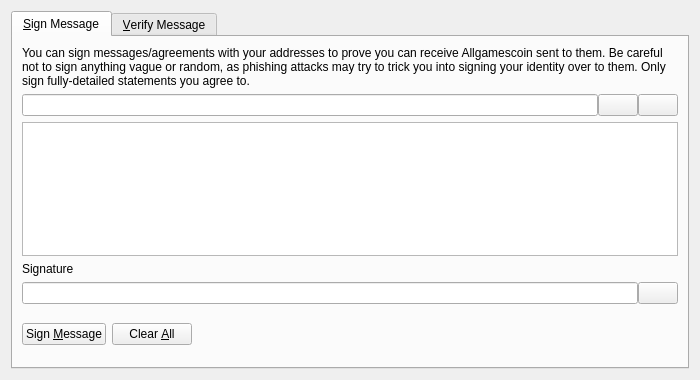
NaAlSi3O8/dash, file src/qt/forms/signverifymessagedialog.ui: the form before one commit.
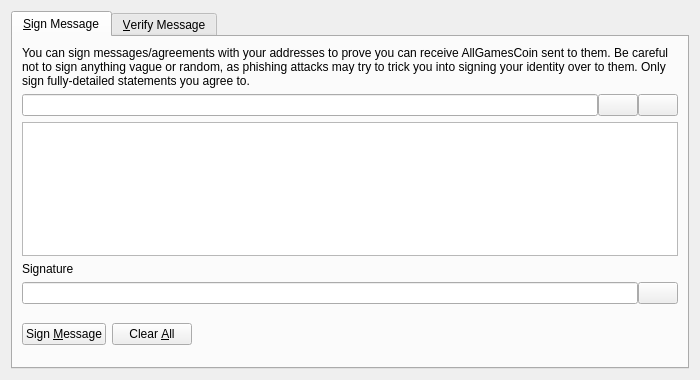
The form after the commit. Custom widgets are drawn as their Qt base class.

```diff
--- a/src/qt/forms/signverifymessagedialog.ui
+++ b/src/qt/forms/signverifymessagedialog.ui
@@ -30,7 +30,7 @@
        <item>
         <widget class="QLabel" name="infoLabel_SM">
          <property name="text">
-          <string>You can sign messages/agreements with your addresses to prove you can receive Allgamescoin sent to them. Be careful not to sign anything vague or random, as phishing attacks may try to trick you into signing your identity over to them. Only sign fully-detailed statements you agree to.</string>
+          <string>You can sign messages/agreements with your addresses to prove you can receive AllGamesCoin sent to them. Be careful not to sign anything vague or random, as phishing attacks may try to trick you into signing your identity over to them. Only sign fully-detailed statements you agree to.</string>
          </property>
          <property name="textFormat">
           <enum>Qt::PlainText</enum>
```
Left out of the diff: 8 changed lines with no effect on the pictures.
